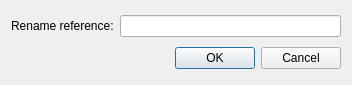
Qt form RefsViews/RefRenameDialog.ui (macgitver/MacGitver) before a commit.
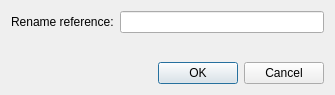
The same form after that commit.

Commit message: Add missing spacer to Rename Ref dialog

The edit to the form file:
```diff
--- a/RefsViews/RefRenameDialog.ui
+++ b/RefsViews/RefRenameDialog.ui
@@ -6,25 +6,18 @@
    <rect>
     <x>0</x>
     <y>0</y>
-    <width>352</width>
-    <height>85</height>
+    <width>335</width>
+    <height>95</height>
    </rect>
   </property>
   <property name="windowTitle">
    <string>Rename reference</string>
   </property>
   <layout class="QGridLayout" name="gridLayout">
-   <item row="0" column="0">
-    <widget class="QLabel" name="label_2">
-     <property name="text">
-      <string>Rename reference:</string>
-     </property>
-    </widget>
-   </item>
    <item row="0" column="1">
     <widget class="QLineEdit" name="textRefName"/>
    </item>
-   <item row="1" column="0" colspan="2">
+   <item row="2" column="0" colspan="2">
     <widget class="QDialogButtonBox" name="buttonBox">
      <property name="orientation">
       <enum>Qt::Horizontal</enum>
@@ -34,6 +27,26 @@
      </property>
     </widget>
    </item>
+   <item row="0" column="0">
+    <widget class="QLabel" name="label_2">
+     <property name="text">
+      <string>Rename reference:</string>
+     </property>
+    </widget>
+   </item>
+   <item row="1" column="0">
+    <spacer name="verticalSpacer">
+     <property name="orientation">
+      <enum>Qt::Vertical</enum>
+     </property>
+     <property name="sizeHint" stdset="0">
+      <size>
+       <width>20</width>
+       <height>40</height>
+      </size>
+     </property>
+    </spacer>
+   </item>
   </layout>
  </widget>
  <resources/>
```
